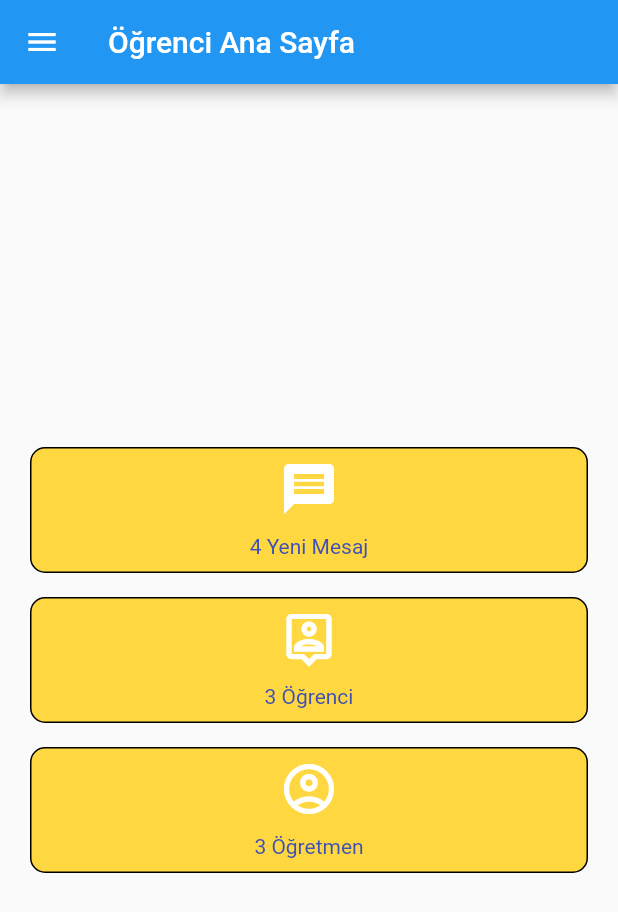
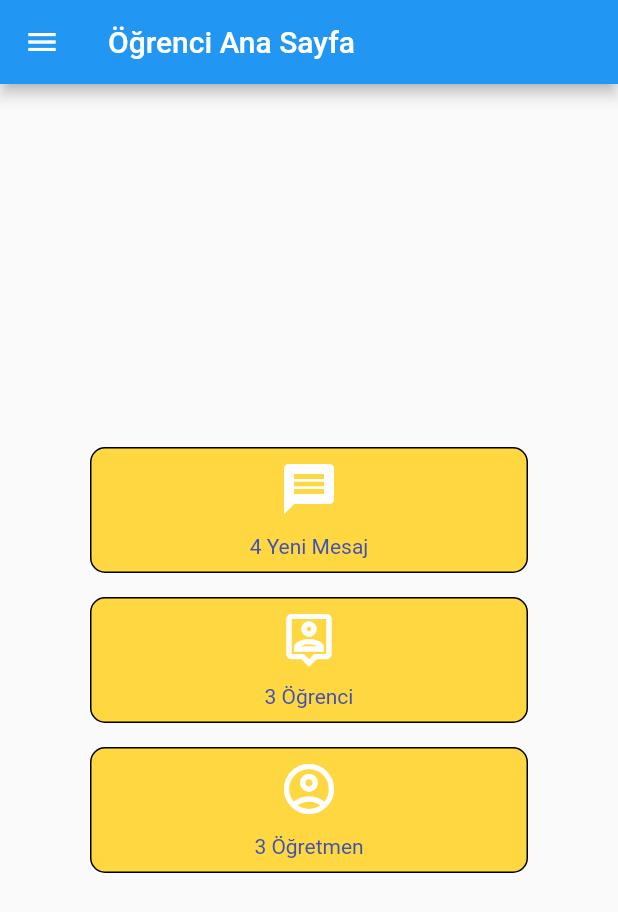
Before and after one commit to TahaPasa/school_application, a Flutter app: the screen it shows after launch, on a phone screen of 412 x 824 dp. Shown: the top 912 px of the screen. Run offline on Flutter 3.47's test engine with Material 2 defaults, Android fonts, the phone set to English and light mode, and no system bars; our stand-ins replace flutter_riverpod.

Commit message:
Used Riverpod insted of direct usage of repository variable

```diff
--- a/lib/main.dart
+++ b/lib/main.dart
@@ -1,4 +1,5 @@
 import 'package:flutter/material.dart';
+import 'package:flutter_riverpod/flutter_riverpod.dart';
 import 'package:school_app/repository/mesajlar_repository.dart';
 import 'package:school_app/repository/ogrenciler_repository.dart';
 import 'package:school_app/repository/ogretmenler_repository.dart';
@@ -8,7 +9,7 @@
 import 'pages/ogretmenler_sayfasi.dart';
 
 void main() {
-  runApp(const OgrenciApp());
+  runApp(ProviderScope(child: const OgrenciApp()));
 }
 
 class OgrenciApp extends StatelessWidget {
@@ -26,27 +27,23 @@
   }
 }
 
-class AnaSayfa extends StatefulWidget{
+class AnaSayfa extends ConsumerWidget{
   const AnaSayfa({super.key, required this.title});
 
   final String title;
 
-  @override
-  State<AnaSayfa> createState() => _AnaSayfaState();
-}
 
-class _AnaSayfaState extends State<AnaSayfa> {
 
-  MesajlarRepository mesajlarRepository = MesajlarRepository();
-  OgrencilerRepository ogrencilerRepository = OgrencilerRepository();
-  OgretmenlerRepository ogretmenlerRepository = OgretmenlerRepository();
 
 
   @override
-  Widget build(BuildContext context) {
+  Widget build(BuildContext context, WidgetRef ref) {
+    final ogrencilerRepository  =  ref.watch(ogrencilerProvider);
+    final ogretmenlerRepository = ref.watch(ogretmenlerProvider);
+
     return Scaffold(
       appBar: AppBar(
-        title: Text(widget.title),
+        title: Text(title),
       ),
       drawer: Drawer(
         child: ListView(
@@ -107,17 +104,16 @@
           children: <Widget>
           [
             Padding(
-              padding: const EdgeInsets.symmetric(horizontal: 20.0,vertical: 8),
+              padding: const EdgeInsets.symmetric(horizontal: 60.0,vertical: 8),
               child: Row(
                 children: [
                   Expanded(
                     child: Container(
                       child: InkWell(
                         onTap: () {
-                          Navigator.of(context).push(MaterialPageRoute(builder: (context) => MesajlarSayfasi(mesajlarRepository),));
-                          setState(() {
-
-                          });
+                          Navigator.of(context).push(MaterialPageRoute(builder: (context) => MesajlarSayfasi(),
+                            )
+                          );
                         },
                         child: DecoratedBox(
 
@@ -134,7 +130,7 @@
                               ),
                               Padding(
                                 padding: const EdgeInsets.symmetric(horizontal: 10.0,vertical: 10),
-                                child: Text("${mesajlarRepository.mesajSayisi} Yeni Mesaj",style: TextStyle(color: Colors.indigo)),
+                                child: Text("${ref.watch(YeniMesajSayisiProvider)} Yeni Mesaj",style: TextStyle(color: Colors.indigo)),
                               ),
                             ],
                           ),
@@ -146,7 +142,7 @@
               ),
             ),
             Padding(
-              padding: const EdgeInsets.symmetric(horizontal: 20.0, vertical: 8),
+              padding: const EdgeInsets.symmetric(horizontal: 60.0, vertical: 8),
               child: Row(
                 children: [
                   Expanded(
@@ -154,7 +150,7 @@
                       child: InkWell(
                         onTap: () {
                           Navigator.of(context).push(MaterialPageRoute(
-                            builder: (context) => OgrencilerSayfasi(ogrencilerRepository),
+                            builder: (context) => OgrencilerSayfasi(),
                           ));
                         },
                         child: DecoratedBox(
@@ -171,7 +167,7 @@
                               ),
                               Padding(
                                 padding: const EdgeInsets.symmetric(horizontal: 10.0,vertical: 10),
-                                child: Text("${ogretmenlerRepository.Ogretmenler.length} Öğrenci",style: TextStyle(color: Colors.indigo)),
+                                child: Text("${ogrencilerRepository.Ogrenciler.length} Öğrenci",style: TextStyle(color: Colors.indigo)),
                               )
                             ],
                           ),
@@ -183,7 +179,7 @@
               ),
             ),
             Padding(
-              padding: const EdgeInsets.symmetric(horizontal: 20.0, vertical: 8),
+              padding: const EdgeInsets.symmetric(horizontal: 60.0, vertical: 8),
               child: Row(
                 children: [
                   Expanded(
@@ -191,9 +187,10 @@
                       child: InkWell(
                         onTap: () {
                           Navigator.of(context).push(MaterialPageRoute(
-                            builder: (context) => OgretmenlerSayfasi(ogretmenlerRepository),
+                            builder: (context) => OgretmenlerSayfasi(),
                           ));
                         },
+
                         child: DecoratedBox(
                           decoration: BoxDecoration(
                             border: Border.all(color: Colors.black),
@@ -208,7 +205,7 @@
                               ),
                               Padding(
                                 padding: const EdgeInsets.symmetric(horizontal: 10.0,vertical: 10),
-                                child: Text("${ogrencilerRepository.Ogrenciler.length} Öğretmen",style: TextStyle(color: Colors.indigo)),
+                                child: Text("${ogretmenlerRepository.Ogretmenler.length} Öğretmen",style: TextStyle(color: Colors.indigo)),
                               ),
                             ],
                           ),
--- a/lib/repository/mesajlar_repository.dart
+++ b/lib/repository/mesajlar_repository.dart
@@ -1,13 +1,26 @@
-class MesajlarRepository{
+import 'package:flutter/cupertino.dart';
+import 'package:flutter_riverpod/flutter_riverpod.dart';
+
+class MesajlarRepository extends ChangeNotifier{
   final List<Mesaj> mesajlar = [
     Mesaj("How are you?", "Taha Alp", DateTime.now().subtract(Duration(minutes: 5))),
     Mesaj("Great! and you?", "Yusuf", DateTime.now().subtract(Duration(minutes: 3))),
     Mesaj("Yup!", "Taha Alp", DateTime.now()),
     Mesaj("Thanks for asking :)", "Taha Alp", DateTime.now()),
+  ];
+}
 
-  ];
-  int mesajSayisi =4;
+final mesajlarProvider = ChangeNotifierProvider((ref) => MesajlarRepository());
+
+class YeniMesajSayisi extends StateNotifier<int>{
+  YeniMesajSayisi(super.state);
+
+  void sifirla(){
+    state = 0;
+  }
 }
+
+final YeniMesajSayisiProvider = StateNotifierProvider<YeniMesajSayisi,int>((ref) => YeniMesajSayisi(4));
 
 class Mesaj {
   String yazi;
--- a/lib/repository/ogrenciler_repository.dart
+++ b/lib/repository/ogrenciler_repository.dart
@@ -1,4 +1,7 @@
-class OgrencilerRepository{
+import 'package:flutter/cupertino.dart';
+import 'package:flutter_riverpod/flutter_riverpod.dart';
+
+class OgrencilerRepository extends ChangeNotifier{
   final Ogrenciler = [
     Ogrenci("Taha Alp", "Koçyiğit", 20, "Erkek"),
     Ogrenci("Yusuf", "Boraslan", 20, "Erkek"),
@@ -16,7 +19,7 @@
       {
         sevdiklerim.remove(ogrenciler);
       }
-
+    notifyListeners();
   }
 
   bool seviyorMuyum(Ogrenci ogrenciler) {
@@ -24,6 +27,8 @@
   }
 
 }
+
+final ogrencilerProvider = ChangeNotifierProvider((ref) => OgrencilerRepository());
 
 class Ogrenci{
   String ad;
--- a/lib/repository/ogretmenler_repository.dart
+++ b/lib/repository/ogretmenler_repository.dart
@@ -1,4 +1,7 @@
-class OgretmenlerRepository{
+import 'package:flutter/widgets.dart';
+import 'package:flutter_riverpod/flutter_riverpod.dart';
+
+class OgretmenlerRepository extends ChangeNotifier{
   final Ogretmenler = [
     Ogretmen("Ankaralı", "Turgut", 37, "Erkek"),
     Ogretmen("Şebnem", "Ferah", 35, "Kadın"),
@@ -6,6 +9,8 @@
   ];
 
 }
+
+final ogretmenlerProvider = ChangeNotifierProvider((ref) => OgretmenlerRepository());
 
 class Ogretmen{
   String ad;
--- a/pubspec.yaml
+++ b/pubspec.yaml
@@ -36,6 +36,7 @@
   # The following adds the Cupertino Icons font to your application.
   # Use with the CupertinoIcons class for iOS style icons.
   cupertino_icons: ^1.0.2
+  flutter_riverpod: ^2.2.0
 
 dev_dependencies:
   flutter_test:
```
Also changed, not shown: lib/pages/mesajlar_sayfasi.dart (+11 -8 lines), lib/pages/ogrenciler_sayfasi.dart (+20 -30 lines), lib/pages/ogretmenler_sayfasi.dart (+14 -21 lines), pubspec.lock.
